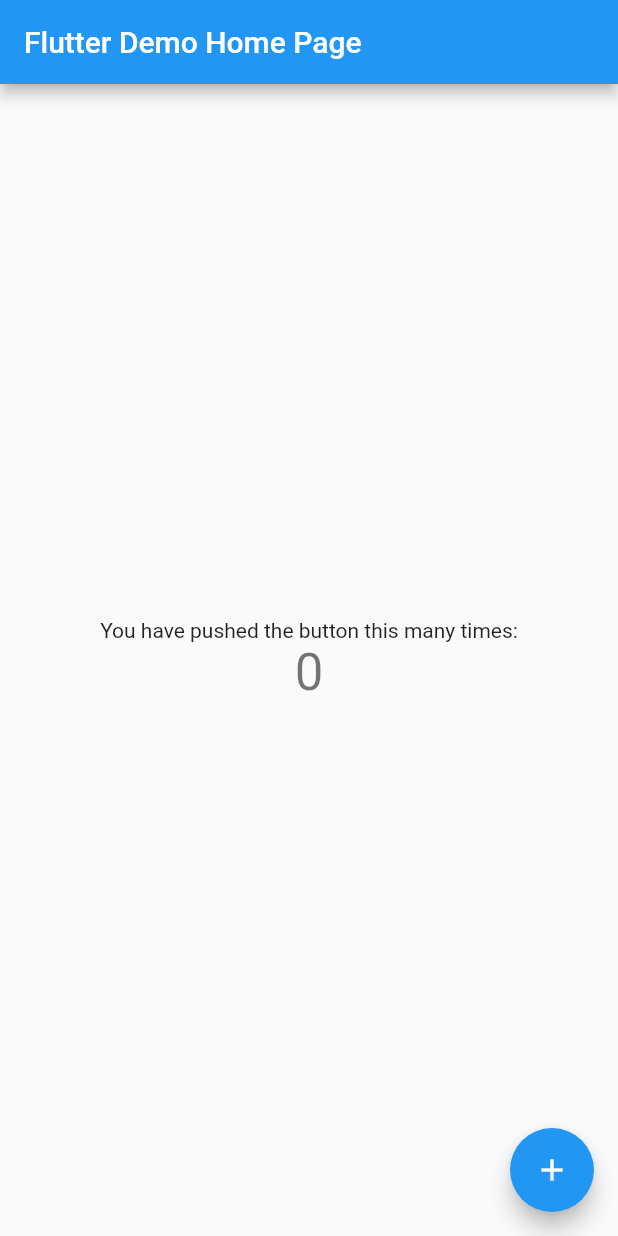
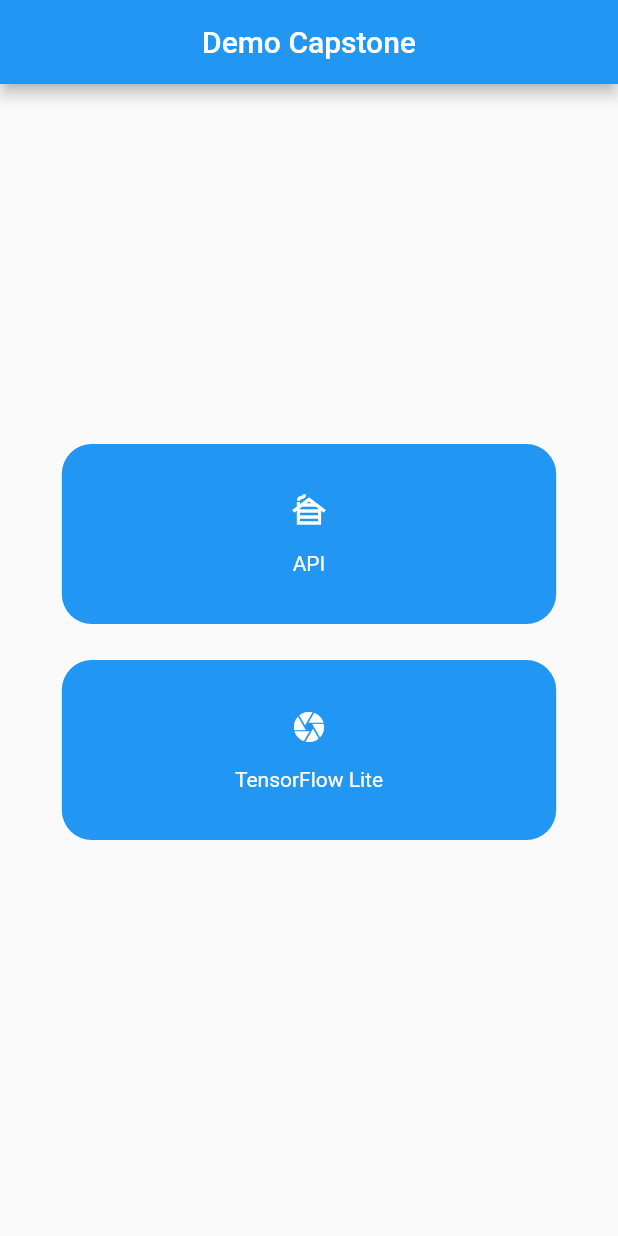
Before and after one commit to algonacci/demo-capstone-MD, a Flutter app: the screen it shows after launch, on a phone screen of 412 x 824 dp. Run offline on Flutter 3.47's test engine with Material 2 defaults, Android fonts, the phone set to English and light mode, and no system bars; our stand-ins replace image_picker.

```diff
--- /dev/null
+++ b/lib/button.dart
@@ -0,0 +1,49 @@
+import 'package:flutter/material.dart';
+
+class Button extends StatelessWidget {
+  final String text;
+  final IconData icon;
+
+  const Button({
+    super.key,
+    required this.text,
+    required this.icon,
+  });
+
+  @override
+  Widget build(BuildContext context) {
+    return Container(
+      padding: const EdgeInsets.all(15),
+      margin: const EdgeInsets.only(
+        bottom: 24,
+      ),
+      height: 120,
+      width: MediaQuery.of(context).size.width * 0.8,
+      decoration: BoxDecoration(
+        color: Colors.blue,
+        borderRadius: BorderRadius.circular(
+          20,
+        ),
+      ),
+      child: Column(
+        mainAxisAlignment: MainAxisAlignment.center,
+        children: [
+          Icon(
+            icon,
+            color: Colors.white,
+          ),
+          const SizedBox(
+            height: 15,
+          ),
+          Text(
+            text,
+            style: const TextStyle(
+              color: Colors.white,
+            ),
+            textAlign: TextAlign.center,
+          ),
+        ],
+      ),
+    );
+  }
+}
--- /dev/null
+++ b/lib/home_page.dart
@@ -0,0 +1,49 @@
+import 'package:demo_capstone/button.dart';
+import 'package:flutter/material.dart';
+
+class HomePage extends StatelessWidget {
+  const HomePage({super.key});
+
+  @override
+  Widget build(BuildContext context) {
+    return Scaffold(
+      appBar: AppBar(
+        title: const Text("Demo Capstone"),
+        centerTitle: true,
+      ),
+      body: Column(
+        mainAxisAlignment: MainAxisAlignment.center,
+        children: [
+          Row(
+            mainAxisAlignment: MainAxisAlignment.center,
+            children: [
+              InkWell(
+                onTap: () {
+                  Navigator.pushNamed(context, "/fetching");
+                },
+                child: const Button(
+                  text: "API",
+                  icon: Icons.cabin,
+                ),
+              ),
+            ],
+          ),
+          Row(
+            mainAxisAlignment: MainAxisAlignment.center,
+            children: [
+              InkWell(
+                onTap: () {
+                  Navigator.pushNamed(context, "/tflite");
+                },
+                child: Button(
+                  text: "TensorFlow Lite",
+                  icon: Icons.camera,
+                ),
+              )
+            ],
+          ),
+        ],
+      ),
+    );
+  }
+}
--- a/lib/main.dart
+++ b/lib/main.dart
@@ -1,3 +1,6 @@
+import 'package:demo_capstone/fetching_api_page.dart';
+import 'package:demo_capstone/home_page.dart';
+import 'package:demo_capstone/tflite_page.dart';
 import 'package:flutter/material.dart';
 
 void main() {
@@ -7,109 +10,14 @@ void main() {
 class MyApp extends StatelessWidget {
   const MyApp({super.key});
 
-  // This widget is the root of your application.
   @override
   Widget build(BuildContext context) {
     return MaterialApp(
-      title: 'Flutter Demo',
-      theme: ThemeData(
-        // This is the theme of your application.
-        //
-        // Try running your application with "flutter run". You'll see the
-        // application has a blue toolbar. Then, without quitting the app, try
-        // changing the primarySwatch below to Colors.green and then invoke
-        // "hot reload" (press "r" in the console where you ran "flutter run",
-        // or simply save your changes to "hot reload" in a Flutter IDE).
-        // Notice that the counter didn't reset back to zero; the application
-        // is not restarted.
-        primarySwatch: Colors.blue,
-      ),
-      home: const MyHomePage(title: 'Flutter Demo Home Page'),
+      home: const HomePage(),
+      routes: {
+        "/fetching": (context) => const FetchingApiPage(),
+        "/tflite": (context) => const TfLitePage(),
+      },
     );
   }
 }
-
-class MyHomePage extends StatefulWidget {
-  const MyHomePage({super.key, required this.title});
-
-  // This widget is the home page of your application. It is stateful, meaning
-  // that it has a State object (defined below) that contains fields that affect
-  // how it looks.
-
-  // This class is the configuration for the state. It holds the values (in this
-  // case the title) provided by the parent (in this case the App widget) and
-  // used by the build method of the State. Fields in a Widget subclass are
-  // always marked "final".
-
-  final String title;
-
-  @override
-  State<MyHomePage> createState() => _MyHomePageState();
-}
-
-class _MyHomePageState extends State<MyHomePage> {
-  int _counter = 0;
-
-  void _incrementCounter() {
-    setState(() {
-      // This call to setState tells the Flutter framework that something has
-      // changed in this State, which causes it to rerun the build method below
-      // so that the display can reflect the updated values. If we changed
-      // _counter without calling setState(), then the build method would not be
-      // called again, and so nothing would appear to happen.
-      _counter++;
-    });
-  }
-
-  @override
-  Widget build(BuildContext context) {
-    // This method is rerun every time setState is called, for instance as done
-    // by the _incrementCounter method above.
-    //
-    // The Flutter framework has been optimized to make rerunning build methods
-    // fast, so that you can just rebuild anything that needs updating rather
-    // than having to individually change instances of widgets.
-    return Scaffold(
-      appBar: AppBar(
-        // Here we take the value from the MyHomePage object that was created by
-        // the App.build method, and use it to set our appbar title.
-        title: Text(widget.title),
-      ),
-      body: Center(
-        // Center is a layout widget. It takes a single child and positions it
-        // in the middle of the parent.
-        child: Column(
-          // Column is also a layout widget. It takes a list of children and
-          // arranges them vertically. By default, it sizes itself to fit its
-          // children horizontally, and tries to be as tall as its parent.
-          //
-          // Invoke "debug painting" (press "p" in the console, choose the
-          // "Toggle Debug Paint" action from the Flutter Inspector in Android
-          // Studio, or the "Toggle Debug Paint" command in Visual Studio Code)
-          // to see the wireframe for each widget.
-          //
-          // Column has various properties to control how it sizes itself and
-          // how it positions its children. Here we use mainAxisAlignment to
-          // center the children vertically; the main axis here is the vertical
-          // axis because Columns are vertical (the cross axis would be
-          // horizontal).
-          mainAxisAlignment: MainAxisAlignment.center,
-          children: <Widget>[
-            const Text(
-              'You have pushed the button this many times:',
-            ),
-            Text(
-              '$_counter',
-              style: Theme.of(context).textTheme.headlineMedium,
-            ),
-          ],
-        ),
-      ),
-      floatingActionButton: FloatingActionButton(
-        onPressed: _incrementCounter,
-        tooltip: 'Increment',
-        child: const Icon(Icons.add),
-      ), // This trailing comma makes auto-formatting nicer for build methods.
-    );
-  }
-}
```
Also changed, not shown: lib/fetching_api_page.dart (added, +182 -0 lines), lib/tflite_page.dart (added, +71 -0 lines), pubspec.yaml (+6 -7 lines), pubspec.lock, 1 other file.
